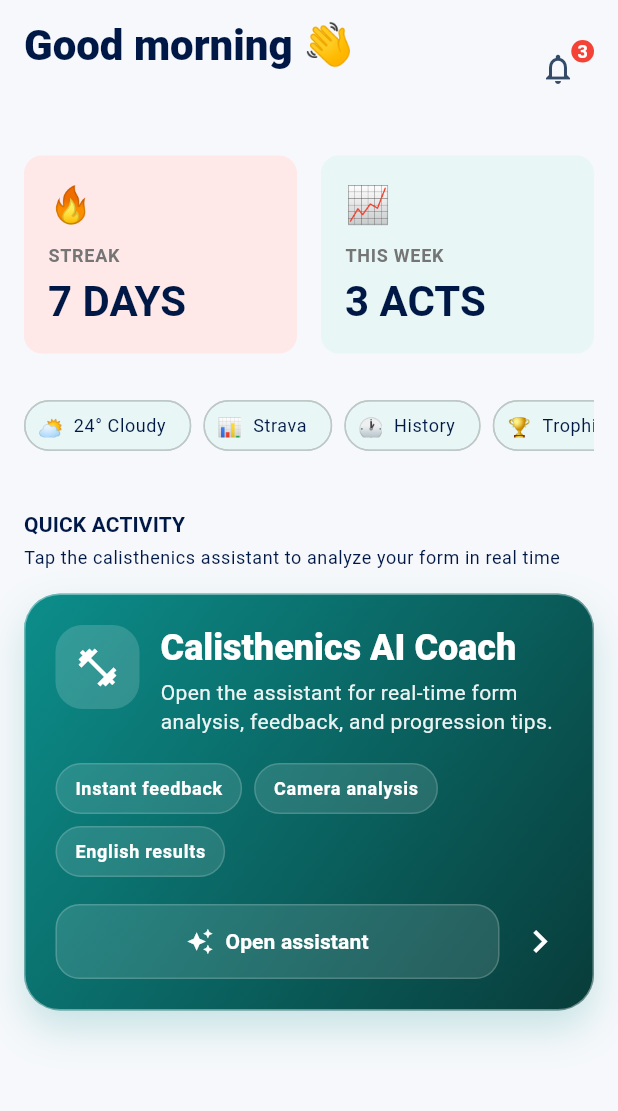
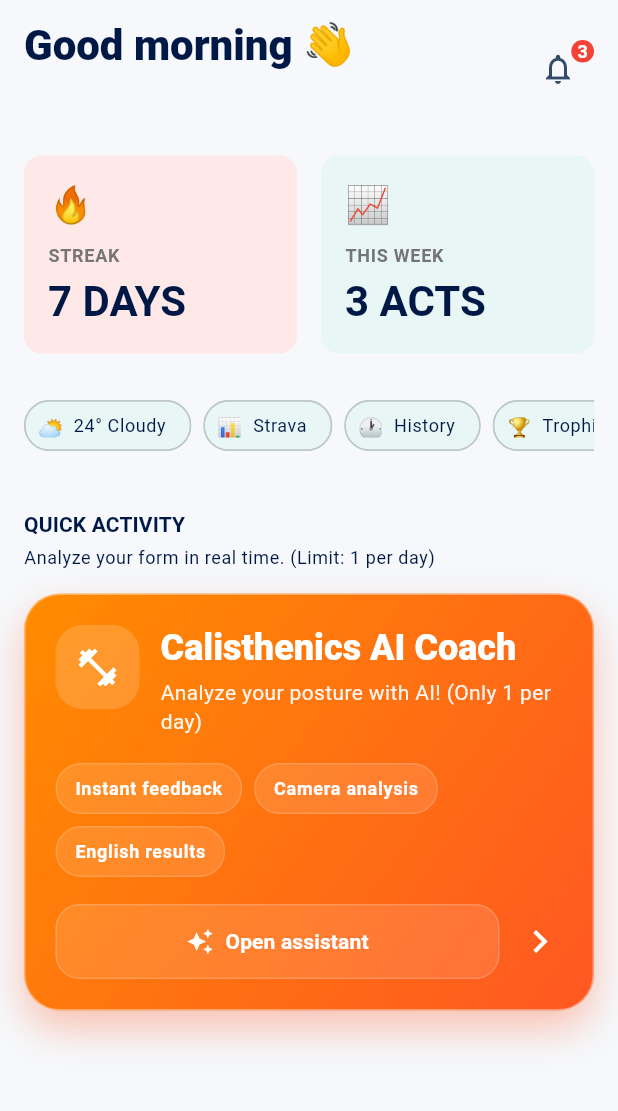
Before and after one commit to MOVILES-Sec1-G17-ISIS3510/UniandesSport-Flutter, a Flutter app: the HomePage widget shown alone on an empty page, opened directly with empty values, on a phone screen of 412 x 824 dp, the part 56-1167 px from its top. Run offline on Flutter 3.47's test engine with Material 3 defaults, Android fonts, the phone set to English and light mode, and no system bars; our stand-ins replace battery_plus, cached_network_image, camera, cloud_firestore, cloud_functions, connectivity_plus and 22 more; missing offline and left inert: record; accounts and stored records are empty.

Commit message:
feat: implement home page dashboard and calisthenics AI service stub

```diff
--- a/lib/features/home/views/home_page.dart
+++ b/lib/features/home/views/home_page.dart
@@ -133,7 +133,7 @@ class HomePage extends StatelessWidget {
             ),
             const SizedBox(height: 4),
             Text(
-              'Tap the calisthenics assistant to analyze your form in real time',
+              'Analyze your form in real time. (Limit: 1 per day)',
               style: Theme.of(context).textTheme.bodySmall,
             ),
             const SizedBox(height: 16),
@@ -177,14 +177,14 @@ class _CalisthenicsAssistantCard extends StatelessWidget {
           padding: const EdgeInsets.all(20),
           decoration: BoxDecoration(
             gradient: const LinearGradient(
-              colors: [Color(0xFF0C8E8B), Color(0xFF083C3A)],
+              colors: [Color(0xFFFF8C00), Color(0xFFFF5722)],
               begin: Alignment.topLeft,
               end: Alignment.bottomRight,
             ),
             borderRadius: BorderRadius.circular(24),
             boxShadow: const [
               BoxShadow(
-                color: Color(0x330C8E8B),
+                color: Color(0x55FF5722),
                 blurRadius: 22,
                 offset: Offset(0, 12),
               ),
@@ -224,7 +224,7 @@ class _CalisthenicsAssistantCard extends StatelessWidget {
                         ),
                         const SizedBox(height: 6),
                         Text(
-                          'Open the assistant for real-time form analysis, feedback, and progression tips.',
+                          'Analyze your posture with AI! (Only 1 per day)',
                           style: Theme.of(context).textTheme.bodyMedium?.copyWith(
                             color: Colors.white.withValues(alpha: 0.92),
                             height: 1.35,
```
Also changed, not shown: lib/features/calisthenics/services/calisthenics_ai_service.dart (+23 -23 lines).
